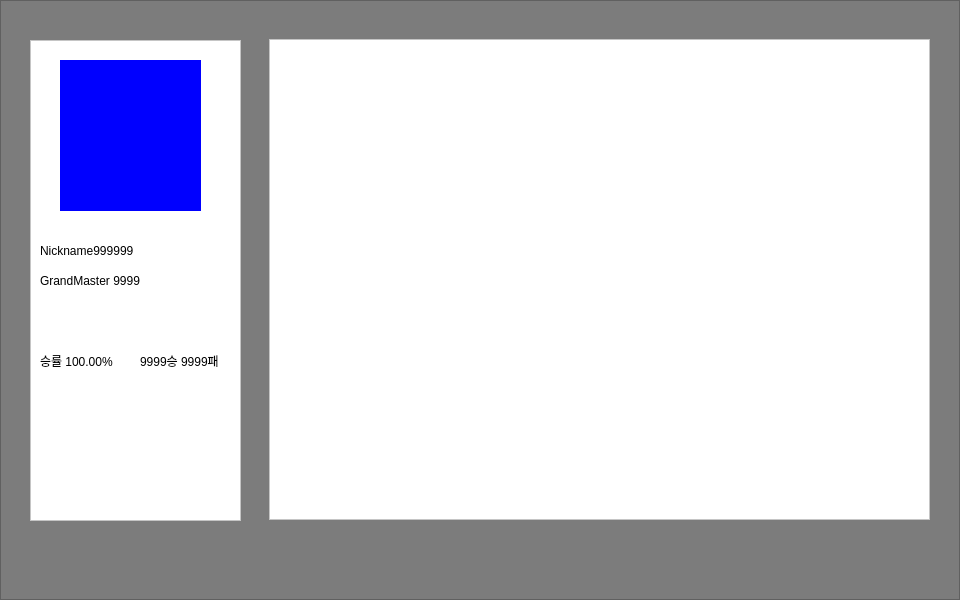
The window that TY/RecordFrame.ui (CSID-DGU/2024-1-OSSP2-team-08-GameAssistant) describes before a commit, drawn with Qt 5.
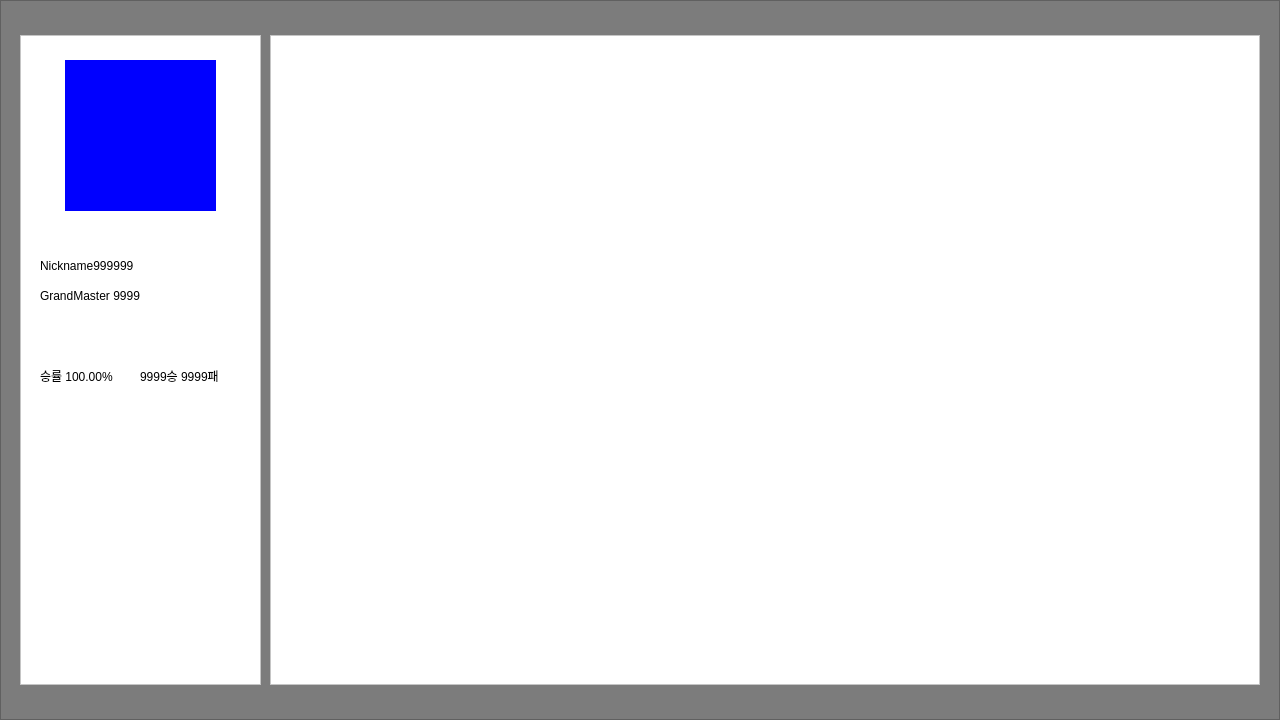
The same window after the commit. Icons and pictures are not drawn.

Diff of the .ui file:
```diff
--- a/TY/RecordFrame.ui
+++ b/TY/RecordFrame.ui
@@ -6,8 +6,8 @@
    <rect>
     <x>0</x>
     <y>0</y>
-    <width>960</width>
-    <height>600</height>
+    <width>1280</width>
+    <height>720</height>
    </rect>
   </property>
   <property name="windowTitle">
@@ -18,8 +18,8 @@
     <rect>
      <x>0</x>
      <y>0</y>
-     <width>960</width>
-     <height>600</height>
+     <width>1280</width>
+     <height>720</height>
     </rect>
    </property>
    <property name="styleSheet">
@@ -34,10 +34,10 @@
    <widget class="QFrame" name="PlayerInfoFrame">
     <property name="geometry">
      <rect>
-      <x>30</x>
-      <y>40</y>
-      <width>211</width>
-      <height>481</height>
+      <x>20</x>
+      <y>35</y>
+      <width>241</width>
+      <height>650</height>
      </rect>
     </property>
     <property name="styleSheet">
@@ -52,8 +52,8 @@
     <widget class="QLabel" name="Nickname">
      <property name="geometry">
       <rect>
-       <x>10</x>
-       <y>200</y>
+       <x>20</x>
+       <y>220</y>
        <width>181</width>
        <height>21</height>
       </rect>
@@ -65,8 +65,8 @@
     <widget class="QLabel" name="Winlate">
      <property name="geometry">
       <rect>
-       <x>10</x>
-       <y>310</y>
+       <x>20</x>
+       <y>330</y>
        <width>81</width>
        <height>21</height>
       </rect>
@@ -78,8 +78,8 @@
     <widget class="QLabel" name="WinLose">
      <property name="geometry">
       <rect>
-       <x>110</x>
-       <y>310</y>
+       <x>120</x>
+       <y>330</y>
        <width>81</width>
        <height>21</height>
       </rect>
@@ -91,8 +91,8 @@
     <widget class="QLabel" name="PlayerMMR">
      <property name="geometry">
       <rect>
-       <x>10</x>
-       <y>230</y>
+       <x>20</x>
+       <y>250</y>
        <width>181</width>
        <height>21</height>
       </rect>
@@ -104,9 +104,9 @@
     <widget class="QLabel" name="PlayerImg">
      <property name="geometry">
       <rect>
-       <x>30</x>
-       <y>20</y>
-       <width>141</width>
+       <x>45</x>
+       <y>25</y>
+       <width>151</width>
        <height>151</height>
       </rect>
      </property>
@@ -130,10 +130,10 @@
    <widget class="QFrame" name="MatchesFrame">
     <property name="geometry">
      <rect>
-      <x>269</x>
-      <y>39</y>
-      <width>661</width>
-      <height>481</height>
+      <x>270</x>
+      <y>35</y>
+      <width>990</width>
+      <height>650</height>
      </rect>
     </property>
     <property name="styleSheet">
@@ -150,8 +150,8 @@
       <rect>
        <x>10</x>
        <y>10</y>
-       <width>641</width>
-       <height>461</height>
+       <width>971</width>
+       <height>631</height>
       </rect>
      </property>
      <layout class="QVBoxLayout" name="MatchesLayout"/>
```
